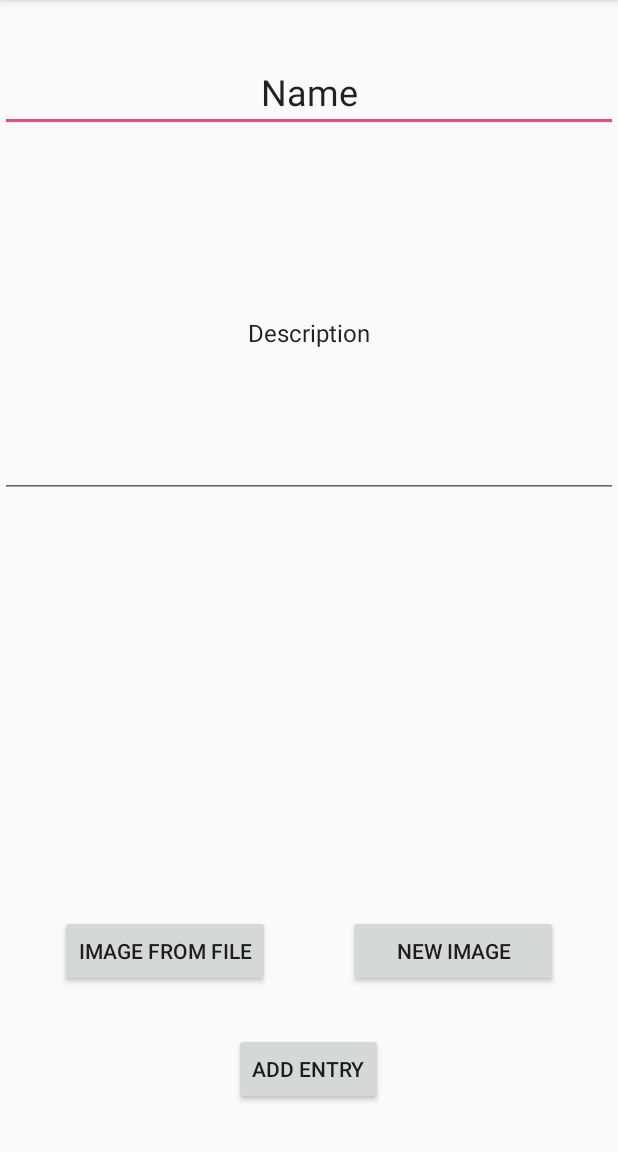
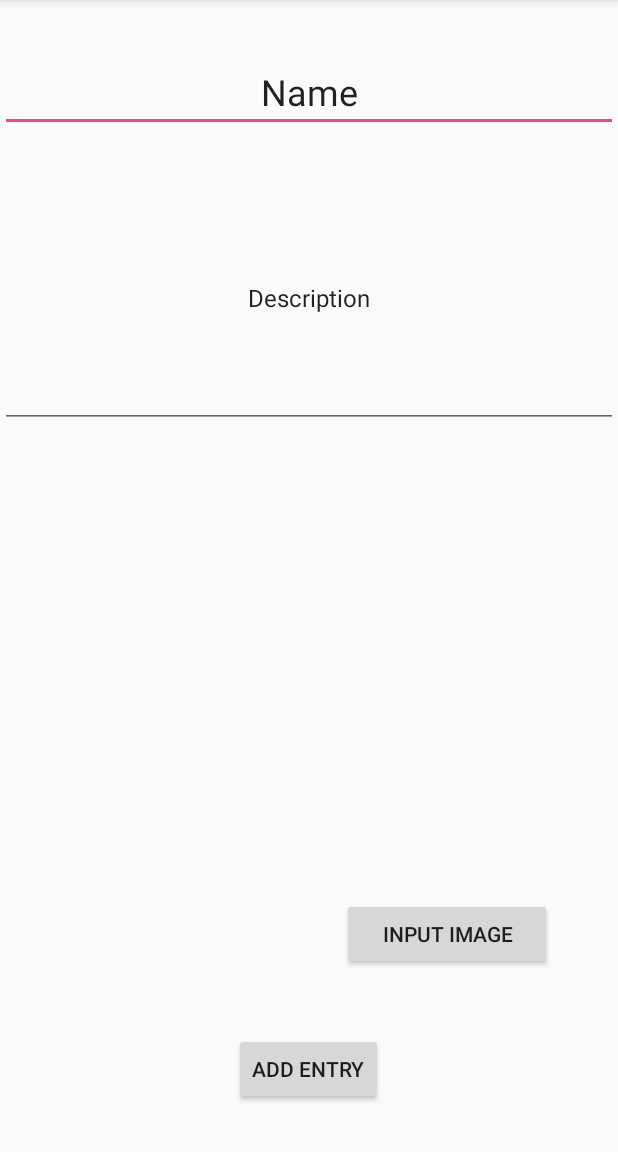
Before and after one commit to jelenic/WhereWasI, an Android app: the QuickInputActivity screen opened directly, with no data from a screen before it, on a phone screen of 412 x 824 dp, the part 84-1236 px from its top. Run offline under Robolectric (Android 15) with nearby library versions, the phone set to English and light mode, and no system bars.

Commit message:
added image picker from storage/camera

```diff
--- a/app/build.gradle
+++ b/app/build.gradle
@@ -19,7 +19,7 @@ android {
 }
 
 dependencies {
-    compile 'com.google.android.gms:play-services:11.0.0'
+    implementation 'com.google.android.gms:play-services:11.0.0'
     implementation fileTree(dir: 'libs', include: ['*.jar'])
     implementation 'com.android.support:appcompat-v7:27.1.1'
     implementation 'com.android.support.constraint:constraint-layout:1.1.2'
--- a/app/src/main/AndroidManifest.xml
+++ b/app/src/main/AndroidManifest.xml
@@ -4,6 +4,8 @@
     <uses-permission android:name="android.permission.ACCESS_FINE_LOCATION" />
     <uses-permission android:name="android.permission.ACCESS_COARSE_LOCATION" />
     <uses-permission android:name="android.permission.INTERNET" />
+    <uses-permission android:name="android.permission.CAMERA"/>
+    <uses-permission android:name="android.permission.READ_EXTERNAL_STORAGE" />
 
     <application
         android:allowBackup="true"
--- a/app/src/main/java/com/example/jakov/wherewasi/QuickInputActivity.java
+++ b/app/src/main/java/com/example/jakov/wherewasi/QuickInputActivity.java
@@ -1,19 +1,39 @@
 package com.example.jakov.wherewasi;
 
+import android.content.DialogInterface;
+import android.content.Intent;
+import android.database.Cursor;
+import android.graphics.Bitmap;
+import android.graphics.BitmapFactory;
+import android.net.Uri;
+import android.os.Bundle;
+import android.os.Environment;
+import android.provider.MediaStore;
+import android.support.v7.app.AlertDialog;
 import android.support.v7.app.AppCompatActivity;
-import android.os.Bundle;
 import android.view.View;
+import android.widget.ArrayAdapter;
 import android.widget.Button;
 import android.widget.EditText;
+import android.widget.ImageView;
 import android.widget.Toast;
+
+import java.io.File;
 
 public class QuickInputActivity extends AppCompatActivity {
     Button Insertbtn;
+    Button imgBtn;
     EditText nameet;
     EditText descriptionet;
     DatabaseHelper logdb;
     double longituded;
     double latituded;
+
+    private Uri mImageCaptureUri;
+    private ImageView mImageView;
+
+    private static final int PICK_FROM_CAMERA = 1;
+    private static final int PICK_FROM_FILE = 2;
 
     @Override
     protected void onCreate(Bundle savedInstanceState) {
@@ -30,6 +50,90 @@ public class QuickInputActivity extends AppCompatActivity {
 
         }
         addfulldata();
+
+        final String [] items           = new String [] {"From Camera", "From SD Card"};
+        ArrayAdapter<String> adapter  = new ArrayAdapter<String> (this, android.R.layout.select_dialog_item,items);
+        AlertDialog.Builder builder     = new AlertDialog.Builder(this);
+
+        builder.setTitle("Select Image");
+        builder.setAdapter( adapter, new DialogInterface.OnClickListener() {
+            public void onClick( DialogInterface dialog, int item ) {
+                if (item == 0) {
+                    Intent intent    = new Intent(MediaStore.ACTION_IMAGE_CAPTURE);
+                    File file        = new File(Environment.getExternalStorageDirectory(),
+                            "tmp_avatar_" + String.valueOf(System.currentTimeMillis()) + ".jpg");
+                    mImageCaptureUri = Uri.fromFile(file);
+
+                    try {
+                        intent.putExtra(android.provider.MediaStore.EXTRA_OUTPUT, mImageCaptureUri);
+                        intent.putExtra("return-data", true);
+
+                        startActivityForResult(intent, PICK_FROM_CAMERA);
+                    } catch (Exception e) {
+                        e.printStackTrace();
+                    }
+
+                    dialog.cancel();
+                } else {
+                    Intent intent = new Intent();
+
+                    intent.setType("image/*");
+                    intent.setAction(Intent.ACTION_GET_CONTENT);
+
+                    startActivityForResult(Intent.createChooser(intent, "Complete action using"), PICK_FROM_FILE);
+                }
+            }
+        } );
+
+        final AlertDialog dialog = builder.create();
+
+        mImageView = (ImageView) findViewById(R.id.mImageView);
+
+        ((Button) findViewById(R.id.imgBtn)).setOnClickListener(new View.OnClickListener() {
+            @Override
+            public void onClick(View v) {
+                dialog.show();
+            }
+        });
+
+
+    }
+
+    @Override
+    protected void onActivityResult(int requestCode, int resultCode, Intent data) {
+        if (resultCode != RESULT_OK) return;
+
+        Bitmap bitmap   = null;
+        String path     = "";
+
+        if (requestCode == PICK_FROM_FILE) {
+            mImageCaptureUri = data.getData();
+            path = getRealPathFromURI(mImageCaptureUri); //from Gallery
+
+            if (path == null)
+                path = mImageCaptureUri.getPath(); //from File Manager
+
+            if (path != null)
+                bitmap  = BitmapFactory.decodeFile(path);
+        } else {
+            path    = mImageCaptureUri.getPath();
+            bitmap  = BitmapFactory.decodeFile(path);
+        }
+
+        mImageView.setImageBitmap(bitmap);
+    }
+
+    public String getRealPathFromURI(Uri contentUri) {
+        String [] proj      = {MediaStore.Images.Media.DATA};
+        Cursor cursor       = managedQuery( contentUri, proj, null, null,null);
+
+        if (cursor == null) return null;
+
+        int column_index    = cursor.getColumnIndexOrThrow(MediaStore.Images.Media.DATA);
+
+        cursor.moveToFirst();
+
+        return cursor.getString(column_index);
     }
 
 
--- a/app/src/main/res/layout/activity_quick_input.xml
+++ b/app/src/main/res/layout/activity_quick_input.xml
@@ -21,7 +21,7 @@
     <EditText
         android:id="@+id/descriptionet"
         android:layout_width="match_parent"
-        android:layout_height="220dp"
+        android:layout_height="173dp"
         android:layout_alignParentTop="true"
         android:layout_centerHorizontal="true"
         android:layout_marginTop="112dp"
@@ -30,27 +30,14 @@
         android:textSize="16sp" />
 
     <Button
-        android:id="@+id/Addimagebtn"
+        android:id="@+id/imgBtn"
         android:layout_width="140dp"
         android:layout_height="wrap_content"
         android:layout_alignParentBottom="true"
-        android:layout_alignParentStart="true"
-        android:layout_marginBottom="110dp"
-        android:layout_marginStart="40dp"
-        android:text="IMAGE FROM FILE"
-        android:layout_alignParentLeft="true"
-        android:layout_marginLeft="40dp" />
-
-    <Button
-        android:id="@+id/Takeimagebtn"
-        android:layout_width="140dp"
-        android:layout_height="wrap_content"
         android:layout_alignParentEnd="true"
-        android:layout_alignTop="@+id/Addimagebtn"
-        android:layout_marginEnd="40dp"
-        android:text="NEW IMAGE"
-        android:layout_alignParentRight="true"
-        android:layout_marginRight="40dp" />
+        android:layout_marginBottom="121dp"
+        android:layout_marginEnd="44dp"
+        android:text="INPUT IMAGE" />
 
     <Button
         android:id="@+id/Insertbtn"
@@ -60,4 +47,13 @@
         android:layout_centerHorizontal="true"
         android:layout_marginBottom="31dp"
         android:text="ADD ENTRY" />
+
+    <ImageView
+        android:id="@+id/mImageView"
+        android:layout_width="162dp"
+        android:layout_height="119dp"
+        android:layout_alignParentBottom="true"
+        android:layout_alignParentStart="true"
+        android:layout_marginBottom="88dp"
+        android:layout_marginStart="16dp" />
 </RelativeLayout>
```
